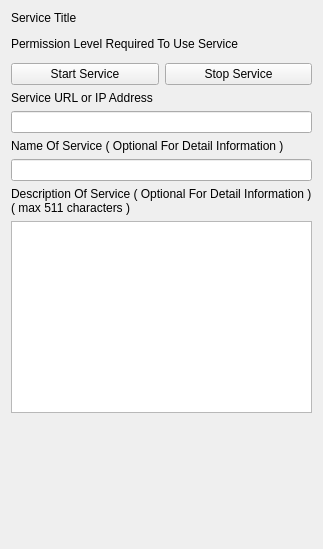
The window that GoTvApps/GoTvCommon/Forms/AppletServiceBase.ui (brettrjones/gotvptop) describes before a commit, drawn with Qt 5.
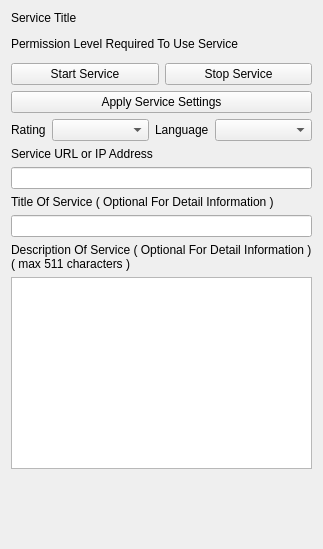
The same window after the commit. Custom widgets are drawn as their Qt base class.

Patch:
```diff
--- a/GoTvApps/GoTvCommon/Forms/AppletServiceBase.ui
+++ b/GoTvApps/GoTvCommon/Forms/AppletServiceBase.ui
@@ -70,6 +70,54 @@
      </item>
     </layout>
    </item>
+   <item>
+    <widget class="QPushButton" name="m_ApplyButton">
+     <property name="text">
+      <string>Apply Service Settings</string>
+     </property>
+    </widget>
+   </item>
+   <item>
+    <layout class="QHBoxLayout" name="horizontalLayout_2">
+     <item>
+      <widget class="QLabel" name="label_5">
+       <property name="text">
+        <string>Rating</string>
+       </property>
+      </widget>
+     </item>
+     <item>
+      <widget class="QComboBox" name="m_ContentRatingComboBox">
+       <property name="sizePolicy">
+        <sizepolicy hsizetype="Expanding" vsizetype="Preferred">
+         <horstretch>0</horstretch>
+         <verstretch>0</verstretch>
+        </sizepolicy>
+       </property>
+       <property name="maxCount">
+        <number>100</number>
+       </property>
+      </widget>
+     </item>
+     <item>
+      <widget class="QLabel" name="label_4">
+       <property name="text">
+        <string>Language</string>
+       </property>
+      </widget>
+     </item>
+     <item>
+      <widget class="QComboBox" name="m_LanguageComboBox">
+       <property name="sizePolicy">
+        <sizepolicy hsizetype="Expanding" vsizetype="Preferred">
+         <horstretch>0</horstretch>
+         <verstretch>0</verstretch>
+        </sizepolicy>
+       </property>
+      </widget>
+     </item>
+    </layout>
+   </item>
    <item>
     <widget class="QLabel" name="m_UrlDescriptionLabel">
      <property name="text">
@@ -83,7 +131,7 @@
    <item>
     <widget class="QLabel" name="m_UserDisplayedNameLabel">
      <property name="text">
-      <string>Name Of Service ( Optional For Detail Information )</string>
+      <string>Title Of Service ( Optional For Detail Information )</string>
      </property>
     </widget>
    </item>
@@ -143,6 +191,12 @@
    <header>LogWidget.h</header>
    <container>1</container>
   </customwidget>
+  <customwidget>
+   <class>ThumbnailEditWidget</class>
+   <extends>QWidget</extends>
+   <header>ThumbnailEditWidget.h</header>
+   <container>1</container>
+  </customwidget>
  </customwidgets>
  <resources>
   <include location="../gotvcommon.qrc"/>
```
Left out of the diff: 15 changed lines with no effect on the pictures.
